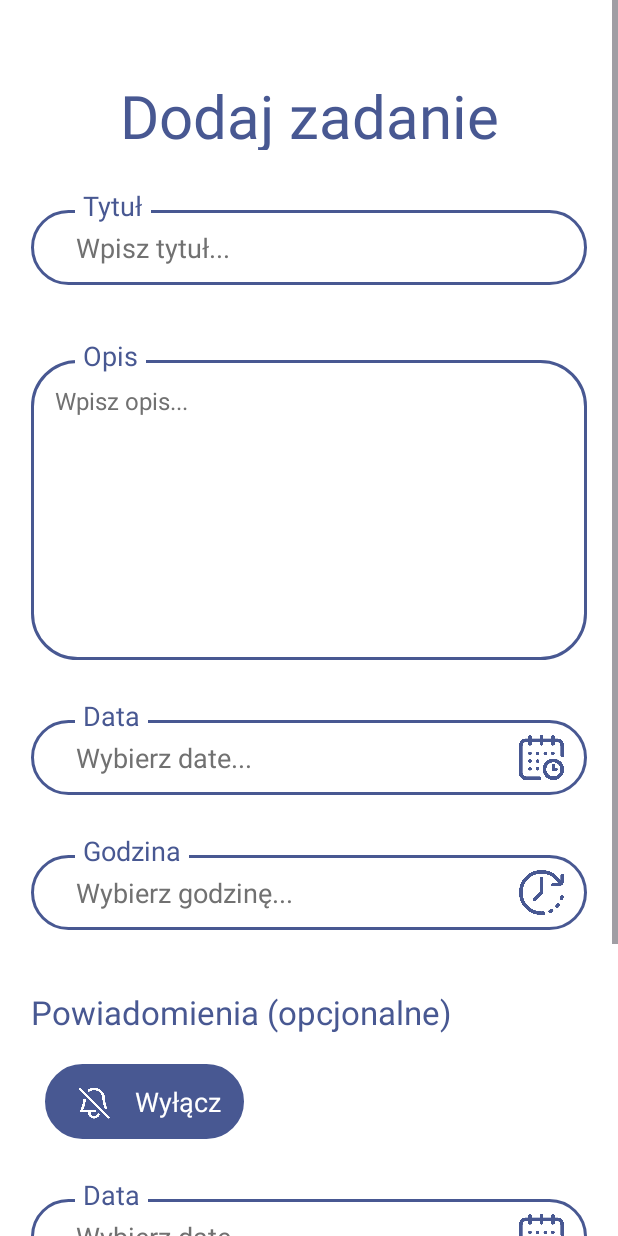
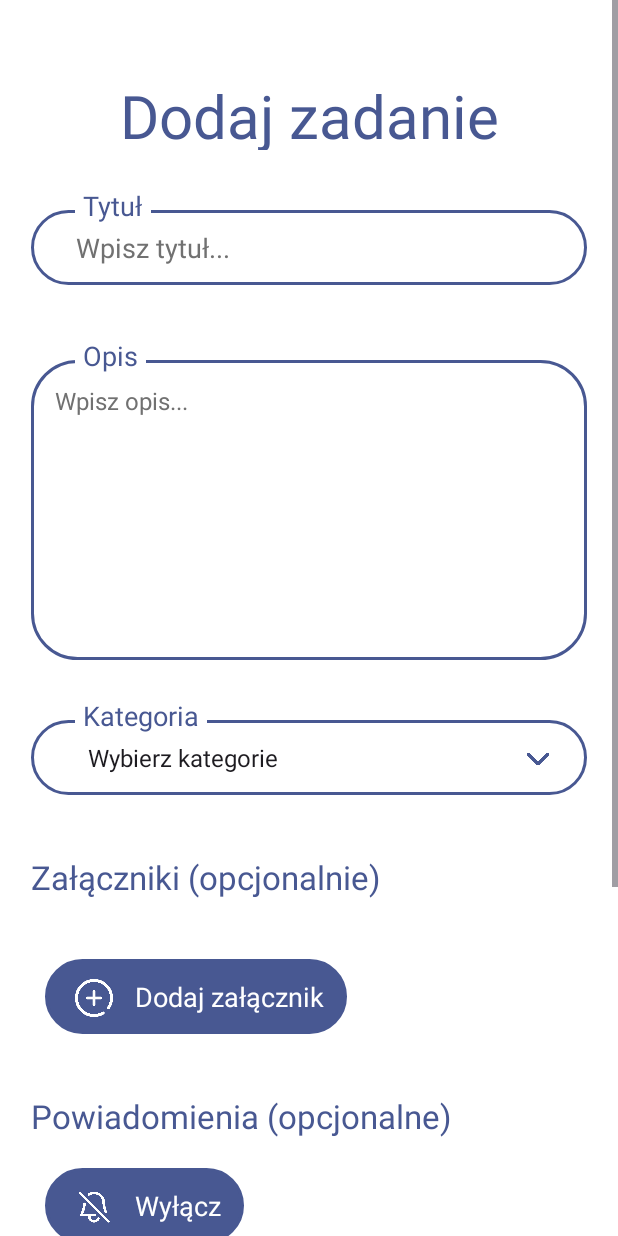
Before and after one commit to SebastianCieslik245787/TodoApp, an Android app: the AddTask screen opened directly, with no data from a screen before it, on a phone screen of 412 x 824 dp. Run offline under Robolectric (Android 15) with nearby library versions, the light colour scheme and no system bars.

Commit message:
[WIP] Adding category to add task and adding database

```diff
--- a/app/src/main/java/com/example/todoapp/AddTask.kt
+++ b/app/src/main/java/com/example/todoapp/AddTask.kt
@@ -5,13 +5,17 @@ import android.app.DatePickerDialog
 import android.app.TimePickerDialog
 import android.os.Bundle
 import android.util.Log
+import android.view.View
+import android.widget.AdapterView
+import android.widget.ArrayAdapter
 import android.widget.EditText
 import android.widget.ImageView
+import android.widget.LinearLayout
+import android.widget.Spinner
 import android.widget.TextView
 import android.widget.Toast
 import androidx.activity.enableEdgeToEdge
 import androidx.appcompat.app.AppCompatActivity
-import java.time.LocalDate
 import java.time.LocalDateTime
 import java.time.format.DateTimeFormatter
 import java.util.Calendar
@@ -19,21 +23,22 @@ import java.util.Calendar
 class AddTask : AppCompatActivity() {
     private lateinit var titleInput: EditText
     private lateinit var descriptionInput: EditText
-    private lateinit var dateInput: ImageView
-    private lateinit var timeInput: ImageView
     private lateinit var timeNotificationInput: ImageView
     private lateinit var dateNotificationInput: ImageView
     private lateinit var notificationsButton: TextView
     private lateinit var addTaskButton: TextView
-    private lateinit var dateField: TextView
-    private lateinit var timeField: TextView
     private lateinit var notificationDateField: TextView
     private lateinit var notificationTimeField: TextView
+    private lateinit var addAttachmentButton: TextView
+    private lateinit var attachmentField: LinearLayout
 
-    private var date : String = ""
-    private var time : String = ""
     private var notificationTime : String = ""
     private var notificationDate : String = ""
+
+    private lateinit var categorySpinner: Spinner
+    private var category : String = "Wybierz kategorię..."
+
+    private lateinit var dbManager: DatabaseManager
 
 
     override fun onCreate(savedInstanceState: Bundle?) {
@@ -41,9 +46,10 @@ class AddTask : AppCompatActivity() {
         enableEdgeToEdge()
         setContentView(R.layout.todo_task_creator)
 
+        dbManager = DatabaseManager(DatabaseHelper(this))
+
         savedInstanceState?.let {
-            date = it.getString("date", "")
-            time = it.getString("time", "")
+            category = it.getString("category", "Wybierz kategorię...")
             notificationDate = it.getString("notificationDate", "")
             notificationTime = it.getString("notificationTime", "")
         }
@@ -53,11 +59,9 @@ class AddTask : AppCompatActivity() {
 
     override fun onSaveInstanceState(outState: Bundle) {
         super.onSaveInstanceState(outState)
-
+        outState.putString("category", category)
         outState.putString("title", titleInput.text.toString())
         outState.putString("description", descriptionInput.text.toString())
-        outState.putString("date", date)
-        outState.putString("time", time)
         outState.putString("notificationDate", notificationDate)
         outState.putString("notificationTime", notificationTime)
     }
@@ -65,42 +69,68 @@ class AddTask : AppCompatActivity() {
     private fun setup() {
         titleInput = findViewById(R.id.addTitleInput)
         descriptionInput = findViewById(R.id.addDescriptionInput)
-        dateInput = findViewById(R.id.calendar)
-        timeInput = findViewById(R.id.clock)
         dateNotificationInput = findViewById(R.id.notificationCalendar)
         timeNotificationInput = findViewById(R.id.notificationClock)
         notificationsButton = findViewById(R.id.notificationButton)
         addTaskButton = findViewById(R.id.addTaskButton)
-        dateField = findViewById(R.id.addDateInput)
-        timeField = findViewById(R.id.addTimeInput)
         notificationDateField = findViewById(R.id.addNotificationDateInput)
         notificationTimeField = findViewById(R.id.addNotificationTimeInput)
+        addAttachmentButton = findViewById(R.id.addAttachmentButton)
+        attachmentField = findViewById(R.id.attachmentField)
+        categorySpinner = findViewById(R.id.selectCategoryInput)
+        setSpinner()
 
-        if(date != "") dateField.text = date
-        if(time != "") timeField.text = time
-        if(notificationTime != "") notificationTimeField.text = notificationTime
-        if(notificationDate != "") notificationDateField.text = notificationDate
+        if(!notificationTime.isBlank()) notificationTimeField.text = notificationTime
+        if(!notificationDate.isBlank()) notificationDateField.text = notificationDate
 
         addTaskButton.setOnClickListener {
-            val title : String = titleInput.text.toString()
-            val description : String = descriptionInput.text.toString()
+            val title: String = titleInput.text.toString()
+            val description: String = descriptionInput.text.toString()
+            val now = LocalDateTime.now()
+            val dateFormatter = DateTimeFormatter.ofPattern("d/M/yyyy")
+            val timeFormatter = DateTimeFormatter.ofPattern("HH:mm")
 
-            if(!validateText(title, "Nie wpisano tytułu!") ||
+            val currentDate = now.format(dateFormatter)
+            val currentTime = now.format(timeFormatter)
+
+            if (!validateText(title, "Nie wpisano tytułu!") ||
                 !validateText(description, "Nie wpisano opisu!") ||
-                !validateDate()){
+                !validateDate()
+            ) {
                 return@setOnClickListener
             }
-            Log.d("InputData", "$title $description $date $time $notificationDate $notificationTime")
+
+            val newTask = Task(
+                title = title,
+                description = description,
+                createDate = currentDate,
+                createTime = currentTime,
+                endDate = null,
+                endTime = null,
+                category = "Ogólna",
+                notificationDate = if (notificationDate.isNotEmpty()) notificationDate else null,
+                notificationTime = if (notificationTime.isNotEmpty()) notificationTime else null,
+                hasAttachments = false,
+                isDone = false
+            )
+
+            val result = dbManager.insertTask(newTask)
+
+            if (result > -1) {
+                Toast.makeText(this, "Zadanie dodane pomyślnie!", Toast.LENGTH_LONG).show()
+                finish()
+            } else {
+                Toast.makeText(this, "Błąd podczas dodawania zadania.", Toast.LENGTH_LONG).show()
+            }
+
         }
 
-        dateInput.setOnClickListener { showDatePickerDialog(false) }
-        dateNotificationInput.setOnClickListener { showDatePickerDialog(true) }
-        timeInput.setOnClickListener { showTimePickerDialog(false) }
-        timeNotificationInput.setOnClickListener { showTimePickerDialog(true) }
+        dateNotificationInput.setOnClickListener { showDatePickerDialog() }
+        timeNotificationInput.setOnClickListener { showTimePickerDialog() }
     }
 
     private fun validateText(text: String, message: String): Boolean {
-        if (text == "") {
+        if (text.isBlank()) {
             Toast.makeText(this, message, Toast.LENGTH_SHORT).show()
             return false
         }
@@ -108,23 +138,9 @@ class AddTask : AppCompatActivity() {
     }
 
     private fun validateDate(): Boolean {
-        if (date == "") {
-            Toast.makeText(this, "Nie wybrałeś daty!", Toast.LENGTH_SHORT).show()
-            return false
-        }
-        if(time == ""){
-            Toast.makeText(this, "Nie wybrałeś godziny!", Toast.LENGTH_SHORT).show()
-            return false
-        }
         try {
-            val formatter = DateTimeFormatter.ofPattern("d/M/yyyy H:mm")
-            val selectedDateTime = LocalDateTime.parse("$date $time", formatter)
+            val formatter = DateTimeFormatter.ofPattern("d/M/yyyy HH:mm")
             val now = LocalDateTime.now()
-
-            if (selectedDateTime.isBefore(now)) {
-                Toast.makeText(this, "Data musi być z przyszłości!", Toast.LENGTH_SHORT).show()
-                return false
-            }
 
             if (notificationDate.isNotEmpty()) {
                 if (notificationTime.isEmpty()) {
@@ -132,20 +148,13 @@ class AddTask : AppCompatActivity() {
                     return false
                 }
 
-                val notificationDateTime =
-                    LocalDateTime.parse("$notificationDate $notificationTime", formatter)
+                val notificationDateTime = LocalDateTime.parse("$notificationDate $notificationTime", formatter)
 
                 if (notificationDateTime.isBefore(now)) {
                     Toast.makeText(this, "Powiadomienie nie może być w przeszłości!", Toast.LENGTH_SHORT).show()
                     return false
                 }
-
-                if (notificationDateTime.isAfter(selectedDateTime)) {
-                    Toast.makeText(this, "Powiadomienie nie może być później niż zaplanowana data!", Toast.LENGTH_SHORT).show()
-                    return false
-                }
-            }
-            else{
+            } else {
                 if (notificationTime.isNotEmpty()) {
                     Toast.makeText(this, "Nie wybrano daty powiadomienia!", Toast.LENGTH_SHORT).show()
                     return false
@@ -160,7 +169,7 @@ class AddTask : AppCompatActivity() {
         return true
     }
 
-    private fun showDatePickerDialog(isNotification: Boolean) {
+    private fun showDatePickerDialog() {
         val calendar = Calendar.getInstance()
         val year = calendar.get(Calendar.YEAR)
         val month = calendar.get(Calendar.MONTH)
@@ -170,23 +179,18 @@ class AddTask : AppCompatActivity() {
             this,
             { _, selectedYear, selectedMonth, selectedDay ->
                 val d = "$selectedDay/${selectedMonth + 1}/$selectedYear"
-                if(isNotification){
-                    notificationDate = d
-                    notificationDateField.text = notificationDate
-                }
-                else{
-                    date = d
-                    dateField.text = d
-                }
+                notificationDate = d
+                notificationDateField.text = notificationDate
             },
             year, month, day
         )
-
+        datePickerDialog.datePicker.minDate = System.currentTimeMillis()
+        datePickerDialog.show()
         datePickerDialog.show()
     }
 
     @SuppressLint("DefaultLocale")
-    private fun showTimePickerDialog(isNotification : Boolean) {
+    private fun showTimePickerDialog() {
         val calendar = Calendar.getInstance()
         val hour = calendar.get(Calendar.HOUR_OF_DAY)
         val minute = calendar.get(Calendar.MINUTE)
@@ -195,18 +199,35 @@ class AddTask : AppCompatActivity() {
             this,
             { _, selectedHour, selectedMinute ->
                 val t = String.format("%02d:%02d", selectedHour, selectedMinute)
-                if(isNotification) {
                     notificationTime = t
                     notificationTimeField.text = notificationTime
-                }
-                else {
-                    time = t
-                    timeField.text = t
-                }
             },
             hour, minute, true
         )
 
         timePickerDialog.show()
     }
+
+    private fun setSpinner(){
+        val adapter = ArrayAdapter.createFromResource(
+            this,
+            R.array.category_array,
+            android.R.layout.simple_spinner_item
+        )
+        adapter.setDropDownViewResource(android.R.layout.simple_spinner_dropdown_item)
+        categorySpinner.adapter = adapter
+
+        val spinnerPosition = adapter.getPosition(category)
+
+        categorySpinner.setSelection(spinnerPosition)
+
+        categorySpinner.onItemSelectedListener = object : AdapterView.OnItemSelectedListener {
+            override fun onItemSelected(parent: AdapterView<*>, view: View?, position: Int, id: Long) {
+                val selectedCategory = parent.getItemAtPosition(position).toString()
+                category = selectedCategory
+            }
+
+            override fun onNothingSelected(parent: AdapterView<*>) {}
+        }
+    }
 }
--- /dev/null
+++ b/app/src/main/java/com/example/todoapp/DatabaseHelper.kt
@@ -0,0 +1,57 @@
+package com.example.todoapp
+
+import android.content.Context
+import android.database.sqlite.SQLiteDatabase
+import android.database.sqlite.SQLiteOpenHelper
+
+class DatabaseHelper(context: Context) :
+    SQLiteOpenHelper(context, DATABASE_NAME, null, DATABASE_VERSION) {
+
+    companion object {
+        private const val DATABASE_NAME = "task_manager.db"
+        private const val DATABASE_VERSION = 1
+
+        const val TABLE_TASKS = "tasks"
+        const val COLUMN_ID = "id"
+        const val COLUMN_TITLE = "title"
+        const val COLUMN_DESCRIPTION = "description"
+        const val COLUMN_CREATE_DATE = "create_date"
+        const val COLUMN_CREATE_TIME = "create_time"
+        const val COLUMN_END_DATE = "end_date"
+        const val COLUMN_END_TIME = "end_time"
+        const val COLUMN_CATEGORY = "category"
+        const val COLUMN_NOTIFICATION_DATE = "notification_date"
+        const val COLUMN_NOTIFICATION_TIME = "notification_time"
+        const val COLUMN_HAS_ATTACHMENTS = "has_attachments"
+        const val COLUMN_IS_DONE = "is_done"
+    }
+
+    override fun onCreate(db: SQLiteDatabase?) {
+        val createTable = """
+            CREATE TABLE $TABLE_TASKS (
+                $COLUMN_ID INTEGER PRIMARY KEY AUTOINCREMENT,
+                $COLUMN_TITLE TEXT NOT NULL,
+                $COLUMN_DESCRIPTION TEXT NOT NULL,
+                $COLUMN_CREATE_DATE TEXT NOT NULL,
+                $COLUMN_CREATE_TIME TEXT NOT NULL,
+                $COLUMN_END_DATE TEXT,
+                $COLUMN_END_TIME TEXT,
+                $COLUMN_CATEGORY TEXT NOT NULL,
+                $COLUMN_NOTIFICATION_DATE TEXT,
+                $COLUMN_NOTIFICATION_TIME TEXT,
+                $COLUMN_HAS_ATTACHMENTS INTEGER DEFAULT 0,
+                $COLUMN_IS_DONE INTEGER DEFAULT 0
+            )
+        """.trimIndent()
+        db?.execSQL(createTable)
+    }
+
+    override fun onUpgrade(
+        db: SQLiteDatabase?,
+        oldVersion: Int,
+        newVersion: Int
+    ) {
+        db?.execSQL("DROP TABLE IF EXISTS $TABLE_TASKS")
+        onCreate(db)
+    }
+}
--- a/app/src/main/res/layout/todo_task_creator.xml
+++ b/app/src/main/res/layout/todo_task_creator.xml
@@ -79,71 +79,47 @@
             app:layout_constraintStart_toStartOf="parent"
             app:layout_constraintTop_toTopOf="@id/addDescriptionInputSV" />
 
-        <TextView
-            android:id="@+id/addDateInput"
+        <Spinner
+            android:id="@+id/selectCategoryInput"
+            android:layout_width="0dp"
+            android:layout_height="50dp"
+            android:layout_marginTop="@dimen/margin_top_input"
+            app:layout_constraintTop_toBottomOf="@id/addDescriptionInputSV"
+            app:layout_constraintStart_toStartOf="parent"
+            app:layout_constraintEnd_toEndOf="parent"
+            app:layout_constraintWidth_percent="0.9"
+            android:background="@drawable/text_input_background"
             style="@style/add_task_input"
-            android:background="@drawable/text_input_background"
-            android:gravity="center|left"
-            android:text="@string/add_date_input_hint"
-            app:layout_constraintEnd_toEndOf="parent"
-            app:layout_constraintStart_toStartOf="parent"
-            app:layout_constraintTop_toBottomOf="@id/addDescriptionInputSV" />
+            />
 
         <TextView
-            android:id="@+id/addDateLabel"
+            android:id="@+id/selectCategoryLabel"
             style="@style/add_task_input_label"
-            android:text="@string/add_date_label"
+            android:text="@string/select_category_label"
             app:layout_constraintStart_toStartOf="parent"
-            app:layout_constraintTop_toTopOf="@id/addDateInput" />
+            app:layout_constraintTop_toTopOf="@id/selectCategoryInput" />
 
         <ImageView
-            android:id="@+id/calendar"
-            android:layout_width="30dp"
-            android:layout_height="30dp"
-            android:layout_marginTop="10dp"
-            android:layout_marginEnd="15dp"
-            android:src="@drawable/calendar"
-            app:layout_constraintEnd_toEndOf="@id/addDateInput"
-            app:layout_constraintTop_toTopOf="@id/addDateInput" />
-
-        <TextView
-            android:id="@+id/addTimeInput"
-            style="@style/add_task_input"
-            android:background="@drawable/text_input_background"
-            android:gravity="center|left"
-            android:text="@string/add_time_input_hint"
-            app:layout_constraintEnd_toEndOf="parent"
-            app:layout_constraintStart_toStartOf="parent"
-            app:layout_constraintTop_toBottomOf="@id/addDateInput" />
-
-        <TextView
-            android:id="@+id/addTimeLabel"
-            style="@style/add_task_input_label"
-            android:text="@string/add_time_label"
-            app:layout_constraintStart_toStartOf="parent"
-            app:layout_constraintTop_toTopOf="@id/addTimeInput" />
-
-        <ImageView
-            android:id="@+id/clock"
-            android:layout_width="30dp"
-            android:layout_height="30dp"
-            android:layout_marginTop="10dp"
-            android:layout_marginEnd="15dp"
-            android:src="@drawable/clock"
-            app:layout_constraintEnd_toEndOf="@id/addTimeInput"
-            app:layout_constraintTop_toTopOf="@id/addTimeInput" />
+            android:id="@+id/selectCategoryInputIcon"
+            android:layout_width="25dp"
+            android:layout_height="25dp"
+            android:layout_marginEnd="20dp"
+            android:layout_marginTop="13dp"
+            android:src="@drawable/arrow_down"
+            app:layout_constraintEnd_toEndOf="@id/selectCategoryInput"
+            app:layout_constraintTop_toTopOf="@id/selectCategoryInput" />
 
         <TextView
             android:id="@+id/notificationsLabel"
             android:layout_width="0dp"
             android:layout_height="wrap_content"
             android:layout_marginTop="40dp"
-            android:text="Powiadomienia (opcjonalne)"
+            android:text="@string/notification_label"
             android:textColor="@color/stroke"
             android:textSize="22sp"
             app:layout_constraintEnd_toEndOf="parent"
             app:layout_constraintStart_toStartOf="parent"
-            app:layout_constraintTop_toBottomOf="@id/addTimeInput"
+            app:layout_constraintTop_toBottomOf="@id/addAttachmentButton"
             app:layout_constraintWidth_percent="0.90" />
 
         <TextView
@@ -224,18 +200,69 @@
             app:layout_constraintTop_toTopOf="@id/addNotificationTimeInput" />
 
         <TextView
+            android:id="@+id/attachmentLabel"
+            android:layout_width="0dp"
+            android:layout_height="wrap_content"
+            android:layout_marginTop="40dp"
+            android:text="@string/attachment_label"
+            android:textColor="@color/stroke"
+            android:textSize="22sp"
+            app:layout_constraintEnd_toEndOf="parent"
+            app:layout_constraintStart_toStartOf="parent"
+            app:layout_constraintTop_toBottomOf="@id/selectCategoryInput"
+            app:layout_constraintWidth_percent="0.90" />
+
+        <LinearLayout
+            android:id="@+id/attachmentField"
+            android:layout_width="0dp"
+            android:layout_height="wrap_content"
+            android:orientation="vertical"
+            app:layout_constraintWidth_percent="0.9"
+            android:layout_marginTop="20dp"
+            app:layout_constraintTop_toBottomOf="@id/attachmentLabel"
+            app:layout_constraintEnd_toEndOf="parent"
+            app:layout_constraintStart_toStartOf="parent"
+            />
+
+        <TextView
+            android:id="@+id/addAttachmentButton"
+            android:layout_marginStart="30dp"
+            android:layout_marginTop="20dp"
+            android:gravity="center|right"
+            android:paddingStart="60dp"
+            android:paddingRight="15dp"
+            android:text="@string/add_attachment_button"
+            app:layout_constraintStart_toStartOf="parent"
+            app:layout_constraintTop_toBottomOf="@id/attachmentField"
+            style="@style/add_task_button"
+            />
+
+        <ImageView
+            android:id="@+id/addAttachmentButtonIcon"
+            android:layout_width="25dp"
+            android:layout_height="25dp"
+            android:layout_marginStart="20dp"
+            android:layout_marginTop="13dp"
+            android:src="@drawable/add_task_icon"
+            app:layout_constraintStart_toStartOf="@id/addAttachmentButton"
+            app:layout_constraintTop_toTopOf="@id/addAttachmentButton" />
+
+
+        <TextView
             android:id="@+id/addTaskButton"
             android:layout_marginTop="40dp"
-            android:layout_marginEnd="30dp"
             android:gravity="center"
-            android:paddingStart="20dp"
-            android:paddingRight="20dp"
+            android:paddingStart="30dp"
+            android:paddingRight="30dp"
             android:text="@string/add_task_button"
             app:layout_constraintEnd_toEndOf="parent"
+            app:layout_constraintStart_toStartOf="parent"
             app:layout_constraintTop_toBottomOf="@id/addNotificationTimeInput"
             style="@style/add_task_button"
             />
 
+
+
     </androidx.constraintlayout.widget.ConstraintLayout>
 
 </ScrollView>
--- a/app/src/main/res/values/colors.xml
+++ b/app/src/main/res/values/colors.xml
@@ -1,7 +1,7 @@
 <?xml version="1.0" encoding="utf-8"?>
 <resources>
     <color name="background">#EFECEC</color>
-    <color name="stroke">#485892</color>
+        <color name="stroke">#485892</color>
     <color name="add_task_background">#FFFFFF</color>
     <color name="input_text_color">#717171</color>
 </resources>
--- a/app/src/main/res/values/strings.xml
+++ b/app/src/main/res/values/strings.xml
@@ -10,4 +10,16 @@
     <string name="add_description_input_hint">Wpisz opis...</string>
     <string name="add_date_input_hint">Wybierz date...</string>
     <string name="add_task_button">Dodaj zadanie</string>
+    <string name="notification_label">Powiadomienia (opcjonalne)</string>
+    <string name="attachment_label">Załączniki (opcjonalnie)</string>
+    <string name="add_attachment_button">Dodaj załącznik</string>
+    <string name="select_category_label">Kategoria</string>
+    <string-array name="category_array">
+        <item>Wybierz kategorie</item>
+        <item>Praca</item>
+        <item>Spotkanie</item>
+        <item>Zakupy</item>
+        <item>Wyjazd</item>
+        <item>Zajęcia</item>
+    </string-array>
 </resources>
```
Also changed, not shown: app/src/main/java/com/example/todoapp/DatabaseManager.kt (added, +119 -0 lines), app/src/main/java/com/example/todoapp/Task.kt (added, +16 -0 lines), app/src/main/res/drawable/arrow_down.png (added).
